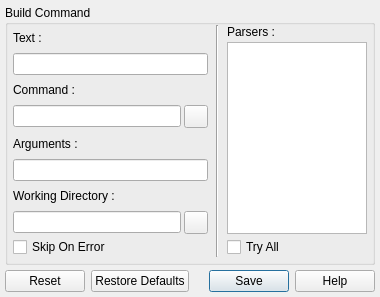
The window that v2/branches/newxup/monkey/src/pluginsmanager/ui/UICLIToolSettings.ui (testmana2/mks) describes before a commit, drawn with Qt 5.
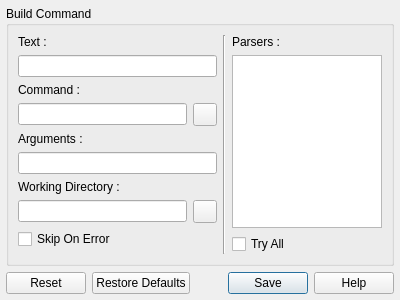
The same window after the commit. Icons and pictures are not drawn.

The edit to the form file:
```diff
--- a/v2/branches/newxup/monkey/src/pluginsmanager/ui/UICLIToolSettings.ui
+++ b/v2/branches/newxup/monkey/src/pluginsmanager/ui/UICLIToolSettings.ui
@@ -1,60 +1,40 @@
 <ui version="4.0" >
  <class>UICLIToolSettings</class>
- <widget class="QWidget" name="UICLIToolSettings" >
-  <property name="geometry" >
+ <widget class="QWidget" name="UICLIToolSettings">
+  <property name="geometry">
    <rect>
     <x>0</x>
     <y>0</y>
-    <width>380</width>
-    <height>297</height>
+    <width>400</width>
+    <height>300</height>
    </rect>
   </property>
   <property name="windowTitle" >
    <string>Interpreter Settings</string>
   </property>
-  <layout class="QVBoxLayout" >
-   <property name="spacing" >
-    <number>3</number>
+  <layout class="QVBoxLayout" name="verticalLayout_2">
+   <property name="spacing">
+    <number>6</number>
    </property>
-   <property name="margin" >
-    <number>5</number>
+   <property name="margin">
+    <number>6</number>
    </property>
    <item>
-    <widget class="QGroupBox" name="gbBuildCommand" >
-     <property name="sizePolicy" >
-      <sizepolicy vsizetype="Maximum" hsizetype="Preferred" >
-       <horstretch>0</horstretch>
-       <verstretch>0</verstretch>
-      </sizepolicy>
-     </property>
-     <property name="title" >
+    <widget class="QGroupBox" name="gbBuildCommand">
+     <property name="title">
       <string>Build Command</string>
      </property>
-     <layout class="QHBoxLayout" >
-      <property name="spacing" >
-       <number>8</number>
-      </property>
-      <property name="leftMargin" >
-       <number>5</number>
-      </property>
-      <property name="topMargin" >
-       <number>0</number>
-      </property>
-      <property name="rightMargin" >
-       <number>5</number>
-      </property>
-      <property name="bottomMargin" >
-       <number>5</number>
-      </property>
+     <layout class="QHBoxLayout" name="horizontaLayut">
       <item>
-       <layout class="QGridLayout" >
-        <property name="spacing" >
-         <number>3</number>
-        </property>
-        <item row="0" column="0" colspan="2" >
-         <widget class="QLabel" name="lBuildCommandText" >
-          <property name="sizePolicy" >
-           <sizepolicy vsizetype="Preferred" hsizetype="Expanding" >
+       <widget class="QWidget" name="widget_2" native="true">
+        <layout class="QGridLayout" name="gridLayout">
+         <property name="margin">
+          <number>0</number>
+         </property>
+         <item row="0" column="0" colspan="2">
+          <widget class="QLabel" name="lBuildCommandText">
+           <property name="sizePolicy">
+            <sizepolicy hsizetype="Expanding" vsizetype="Preferred">
             <horstretch>0</horstretch>
             <verstretch>0</verstretch>
            </sizepolicy>
@@ -64,121 +44,123 @@
           </property>
          </widget>
         </item>
-        <item row="1" column="0" colspan="2" >
-         <widget class="QLineEdit" name="leBuildCommandText" />
-        </item>
-        <item row="2" column="0" colspan="2" >
-         <widget class="QLabel" name="lBuildCommandCommand" >
-          <property name="text" >
+         <item row="1" column="0" colspan="2">
+          <widget class="QLineEdit" name="leBuildCommandText"/>
+         </item>
+         <item row="2" column="0" colspan="2">
+          <widget class="QLabel" name="lBuildCommandCommand">
+           <property name="text">
            <string>Command :</string>
           </property>
          </widget>
         </item>
-        <item row="3" column="0" >
-         <widget class="QLineEdit" name="leBuildCommandCommand" />
-        </item>
-        <item row="3" column="1" >
-         <widget class="QToolButton" name="tbBuildCommandCommand" >
-          <property name="icon" >
-           <iconset resource="../../resources/resources.qrc" >
+         <item row="3" column="0">
+          <widget class="QLineEdit" name="leBuildCommandCommand"/>
+         </item>
+         <item row="3" column="1">
+          <widget class="QToolButton" name="tbBuildCommandCommand">
+           <property name="icon">
+            <iconset resource="../../resources/resources.qrc">
             <normaloff>:/tools/icons/tools/file.png</normaloff>:/tools/icons/tools/file.png</iconset>
           </property>
          </widget>
         </item>
-        <item row="4" column="0" colspan="2" >
-         <widget class="QLabel" name="lBuildCommandArguments" >
-          <property name="text" >
+         <item row="4" column="0" colspan="2">
+          <widget class="QLabel" name="lBuildCommandArguments">
+           <property name="text">
            <string>Arguments :</string>
           </property>
          </widget>
         </item>
-        <item row="5" column="0" colspan="2" >
-         <widget class="QLineEdit" name="leBuildCommandArguments" />
-        </item>
-        <item row="6" column="0" colspan="2" >
-         <widget class="QLabel" name="lBuildCommandWorkingDirectory" >
-          <property name="text" >
+         <item row="5" column="0" colspan="2">
+          <widget class="QLineEdit" name="leBuildCommandArguments"/>
+         </item>
+         <item row="6" column="0" colspan="2">
+          <widget class="QLabel" name="lBuildCommandWorkingDirectory">
+           <property name="text">
            <string>Working Directory :</string>
           </property>
          </widget>
         </item>
-        <item row="7" column="0" >
-         <widget class="QLineEdit" name="leBuildCommandWorkingDirectory" />
-        </item>
-        <item row="7" column="1" >
-         <widget class="QToolButton" name="tbBuildCommandWorkingDirectory" >
-          <property name="icon" >
-           <iconset resource="../../resources/resources.qrc" >
+         <item row="7" column="0">
+          <widget class="QLineEdit" name="leBuildCommandWorkingDirectory"/>
+         </item>
+         <item row="7" column="1">
+          <widget class="QToolButton" name="tbBuildCommandWorkingDirectory">
+           <property name="icon">
+            <iconset resource="../../resources/resources.qrc">
             <normaloff>:/tools/icons/tools/icon.png</normaloff>:/tools/icons/tools/icon.png</iconset>
           </property>
          </widget>
         </item>
-        <item row="8" column="0" colspan="2" >
-         <widget class="QCheckBox" name="cbBuildCommandSkipOnError" >
-          <property name="text" >
+         <item row="8" column="0" colspan="2">
+          <widget class="QCheckBox" name="cbBuildCommandSkipOnError">
+           <property name="text">
            <string>Skip On Error</string>
           </property>
          </widget>
         </item>
-       </layout>
-      </item>
-      <item>
-       <widget class="Line" name="lBuildCommand" >
-        <property name="orientation" >
+         <item row="9" column="0" colspan="2">
+          <spacer name="verticalSpacer">
+           <property name="orientation">
          <enum>Qt::Vertical</enum>
         </property>
-       </widget>
-      </item>
-      <item>
-       <layout class="QVBoxLayout" >
-        <property name="spacing" >
-         <number>3</number>
-        </property>
-        <item>
-         <widget class="QLabel" name="lBuildCommandParsers" >
-          <property name="text" >
-           <string>Parsers :</string>
-          </property>
-         </widget>
-        </item>
-        <item>
-         <widget class="QListWidget" name="lwBuildCommandParsers" >
-          <property name="maximumSize" >
+           <property name="sizeHint" stdset="0">
            <size>
-            <width>140</width>
-            <height>16777215</height>
-           </size>
-          </property>
-         </widget>
-        </item>
-        <item>
-         <widget class="QCheckBox" name="cbBuildCommandTryAll" >
-          <property name="text" >
-           <string>Try All</string>
-          </property>
-         </widget>
-        </item>
-       </layout>
-      </item>
-     </layout>
-    </widget>
-   </item>
-   <item>
-    <spacer>
-     <property name="orientation" >
-      <enum>Qt::Vertical</enum>
-     </property>
-     <property name="sizeHint" stdset="0" >
-      <size>
-       <width>20</width>
+             <width>8</width>
        <height>0</height>
       </size>
      </property>
     </spacer>
    </item>
+        </layout>
+       </widget>
+      </item>
    <item>
-    <widget class="QDialogButtonBox" name="dbbButtons" >
-     <property name="standardButtons" >
+       <widget class="Line" name="lBuildCommand">
+        <property name="orientation">
+         <enum>Qt::Vertical</enum>
+        </property>
+       </widget>
+      </item>
+      <item>
+       <widget class="QWidget" name="widget" native="true">
+        <property name="maximumSize">
+         <size>
+          <width>150</width>
+          <height>16777215</height>
+         </size>
+        </property>
+        <layout class="QVBoxLayout" name="verticalLayout">
+         <property name="margin">
+          <number>0</number>
+         </property>
+         <item>
+          <widget class="QLabel" name="lBuildCommandParsers">
+           <property name="text">
+            <string>Parsers :</string>
+           </property>
+          </widget>
+         </item>
+         <item>
+          <widget class="QListWidget" name="lwBuildCommandParsers"/>
+         </item>
+         <item>
+          <widget class="QCheckBox" name="cbBuildCommandTryAll">
+           <property name="text">
+            <string>Try All</string>
+           </property>
+          </widget>
+         </item>
+        </layout>
+       </widget>
+      </item>
+     </layout>
+    </widget>
+   </item>
+   <item>
+    <widget class="QDialogButtonBox" name="dbbButtons">
+     <property name="standardButtons">
       <set>QDialogButtonBox::Help|QDialogButtonBox::Reset|QDialogButtonBox::RestoreDefaults|QDialogButtonBox::Save</set>
      </property>
     </widget>
```
Left out of the diff: 9 changed lines with no effect on the pictures. Lines whose indentation alone changed are shown as unchanged.
